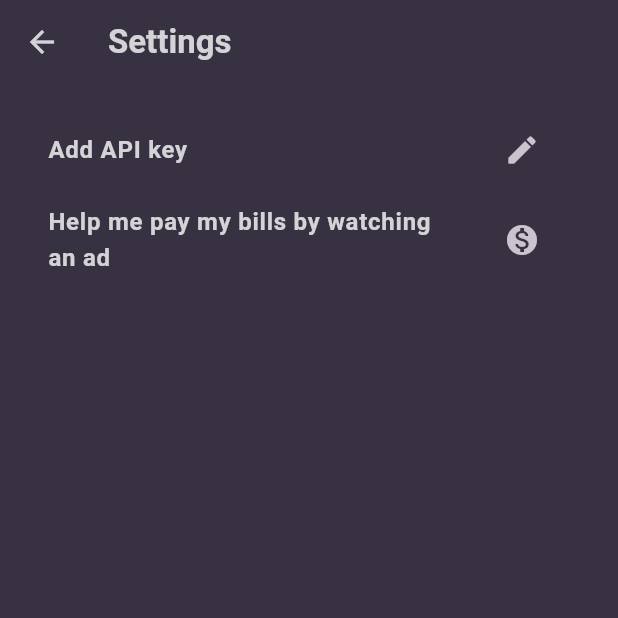
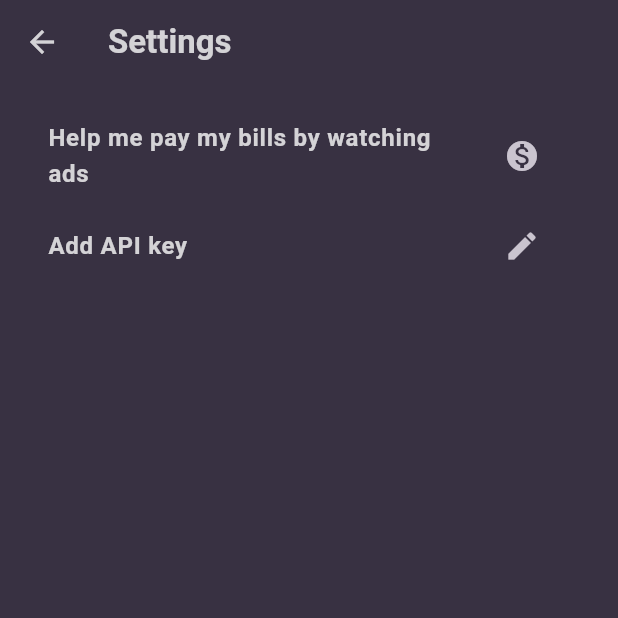
Before and after one commit to daniele-andriani-io/infomaniak-email-admin-app, a Flutter app: the SettingsScreen screen opened directly, on a phone screen of 412 x 824 dp, the top half of it. Run offline on Flutter 3.47's test engine with Material 3 defaults, Android fonts, the phone set to English and light mode, and no system bars; our stand-ins replace flutter_riverpod, google_fonts, google_mobile_ads, shared_preferences; accounts and stored records are empty; network calls fail.

Commit message:
quick fix

```diff
--- a/lib/screens/settings.dart
+++ b/lib/screens/settings.dart
@@ -14,8 +14,8 @@ class SettingsScreen extends StatelessWidget {
       body: ListView(
         padding: const EdgeInsets.all(16),
         children: const [
+          RewardedAdWidget(),
           ApiKeyWidget(),
-          RewardedAdWidget(),
         ],
       ),
     );
--- a/lib/widget/rewarded_ad_widget.dart
+++ b/lib/widget/rewarded_ad_widget.dart
@@ -95,7 +95,7 @@ class _RewardedAdWidgetState extends State<RewardedAdWidget> {
   @override
   Widget build(BuildContext context) {
     return ListTile(
-      title: const Text('Help me pay my bills by watching an ad'),
+      title: const Text('Help me pay my bills by watching ads'),
       trailing: IconButton(
         onPressed: () {
           loadAd();
```
